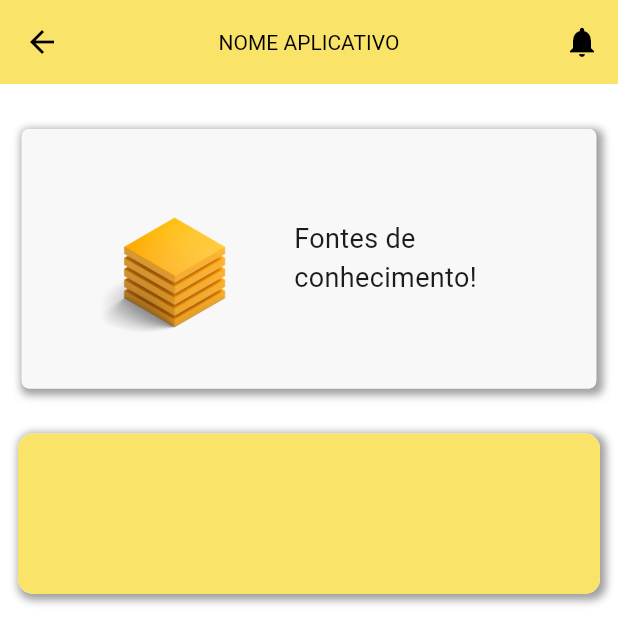
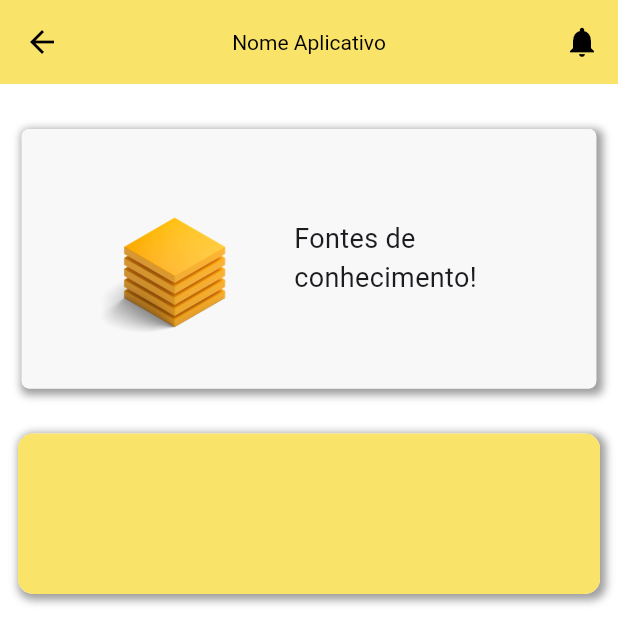
Before and after one commit to euapariciocoelho1996/TCC, a Flutter app: the screen it shows after launch, after a tap on "Referências", on a phone screen of 412 x 824 dp, the top half of it. Run offline on Flutter 3.47's test engine with Material 3 defaults, Android fonts, the phone set to English and light mode, and no system bars.

Commit message:
limpeza
deixei o appbar em um único arquivo

```diff
--- /dev/null
+++ b/lib/appBar.dart
@@ -0,0 +1,26 @@
+import 'package:flutter/material.dart';
+
+// Função que retorna a AppBar
+AppBar customAppBar(String title) {
+  return AppBar(
+    foregroundColor: const Color.fromARGB(255, 0, 0, 0),
+    actions: [
+      IconButton(
+        icon: const Icon(Icons.notifications),
+        onPressed: () {
+          // Ação ao clicar no ícone de notificações
+        },
+      ),
+    ],
+    title: Text(
+      title,
+      style: const TextStyle(
+        color: Color.fromARGB(255, 0, 0, 0),
+        fontSize: 14, // Define o tamanho da fonte do título
+        fontWeight: FontWeight.normal, // Define o peso da fonte
+      ),
+    ),
+    centerTitle: true, // Centraliza o título
+    backgroundColor: const Color.fromRGBO(250, 227, 105, 1), // Cor da AppBar
+  );
+}
--- a/lib/main.dart
+++ b/lib/main.dart
@@ -1,4 +1,5 @@
 import 'package:flutter/material.dart';
+import 'package:projeto_tcc_flutter/appBar.dart';
 import './foqueNoEssencial.dart';
 
 void main() {
@@ -12,29 +13,7 @@ class MyApp extends StatelessWidget {
   Widget build(BuildContext context) {
     return MaterialApp(
       home: Scaffold(
-        appBar: AppBar(
-          foregroundColor: const Color.fromARGB(255, 0, 0, 0),
-          actions: [
-            IconButton(
-              icon: const Icon(Icons.notifications),
-              onPressed: () {
-                // Ação ao clicar no ícone de notificações
-              },
-            ),
-          ],
-          title: const Text(
-            'NOME APLICATIVO',
-            style: TextStyle(
-              color: Color.fromARGB(255, 0, 0, 0),
-              fontSize: 14, // Define o tamanho da fonte do título
-              fontWeight: FontWeight.normal, // Define o peso da fonte
-            ),
-          ),
-          centerTitle: true, // Centraliza o título
-          backgroundColor: const Color.fromRGBO(250, 227, 105, 37),
-          // backgroundColor: const Color.fromRGBO(250, 227, 105, 37),
-          // Cor de fundo do AppBar
-        ),
+        appBar: customAppBar('Nome Aplicativo'), // appbar
         drawer: Drawer(
           backgroundColor: const Color.fromRGBO(250, 227, 105, 1),
           child: Container(
--- a/lib/pages/referencias.dart
+++ b/lib/pages/referencias.dart
@@ -1,4 +1,5 @@
 import 'package:flutter/material.dart';
+import 'package:projeto_tcc_flutter/appBar.dart';
 
 class Referencias extends StatelessWidget {
   const Referencias({super.key});
@@ -7,29 +8,7 @@ class Referencias extends StatelessWidget {
   Widget build(BuildContext context) {
     return Scaffold(
       backgroundColor: const Color.fromARGB(255, 255, 255, 255),
-      appBar: AppBar(
-        foregroundColor: const Color.fromARGB(255, 0, 0, 0),
-        actions: [
-          IconButton(
-            icon: const Icon(Icons.notifications),
-            onPressed: () {
-              // Ação ao clicar no ícone de notificações
-            },
-          ),
-        ],
-        title: const Text(
-          'NOME APLICATIVO',
-          style: TextStyle(
-            color: Color.fromARGB(255, 0, 0, 0),
-            fontSize: 14, // Define o tamanho da fonte do título
-            fontWeight: FontWeight.normal, // Define o peso da fonte
-          ),
-        ),
-        centerTitle: true, // Centraliza o título
-        backgroundColor: const Color.fromRGBO(250, 227, 105, 37),
-        // backgroundColor: const Color.fromRGBO(250, 227, 105, 37),
-        // Cor de fundo do AppBar
-      ),
+      appBar: customAppBar('Nome Aplicativo'),
       body: ListView(
         children: <Widget>[
           Column(
```
Also changed, not shown: lib/pages/algoritmos.dart (+2 -23 lines), lib/pages/bubbleSort.dart (+2 -23 lines), lib/pages/insertion.dart (+2 -23 lines), lib/pages/mergeSort.dart (+2 -23 lines), lib/pages/quickSort.dart (+2 -23 lines), lib/pages/selectionSort.dart (+2 -23 lines).
